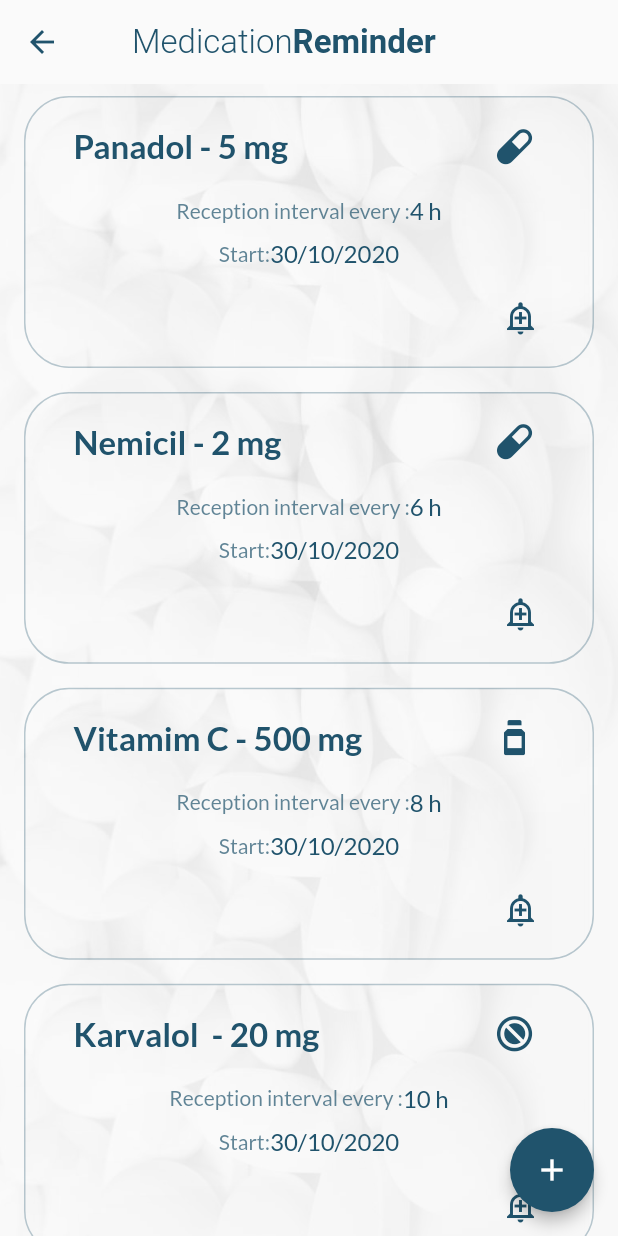
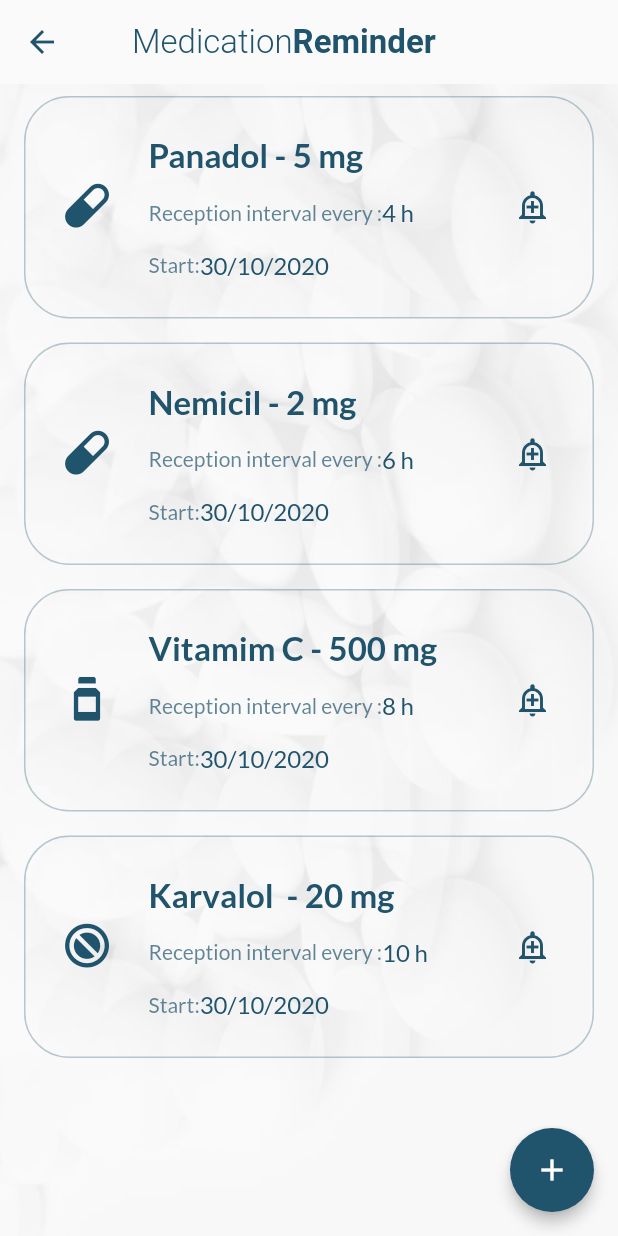
Before and after one commit to 19AK68/medical_reminder_app, a Flutter app: the HomePage screen opened directly, on a phone screen of 412 x 824 dp. Run offline on Flutter 3.47's test engine with Material 2 defaults, Android fonts, the phone set to English and light mode, and no system bars; our stand-ins replace firebase_auth; accounts and stored records are empty.

Commit message:
changed  layout card in home page

```diff
--- a/lib/page/home_page.dart
+++ b/lib/page/home_page.dart
@@ -83,7 +83,7 @@ class HomePage extends StatelessWidget {
 
   Widget buildCardInfo(HomeModel model, int index) {
     return Container(
-      height: h * 0.22,
+      height: h * 0.18,
       decoration: BoxDecoration(
           image: DecorationImage(
               image: AssetImage('assets/fon.jpg'),
@@ -96,32 +96,45 @@ class HomePage extends StatelessWidget {
       child:Padding(
         padding: EdgeInsets.symmetric(horizontal: UI.marginStandard, vertical: UI.marginStandardHalf),
         child: Column(
-          mainAxisAlignment: MainAxisAlignment.spaceBetween,
+          mainAxisAlignment: MainAxisAlignment.center,
+          children: [
+            Row(
+
               children: [
                 Padding(
-              padding:  EdgeInsets.symmetric(horizontal: UI.marginStandard,),
+                  padding: EdgeInsets.only(top: UI.marginStandardHalf),
+                  child: Icon(
+                    IconData(model.iconValue(model.medicalCard[index].type), fontFamily: "Ic"), //"GalleryIcons"
+                    size: 50 * UI.textScaleFactor,
+                    color:  primaryColor,
+                  ),
+                ),
+                Expanded(
+
+                  flex: 1,
+                  child: Padding(
+                    padding: EdgeInsets.only(left: 16, right: 8),
+                    child: Column(
+                      mainAxisAlignment: MainAxisAlignment.spaceBetween,
+
+                      children: [
+                        Padding(
+                          padding: EdgeInsets.only(top: UI.marginStandardHalf,bottom: UI.marginStandardHalf),
                           child: Row(
+                            //mainAxisAlignment: MainAxisAlignment.center,
                             children: [
                               Text(
                                 model.medicalCard[index].name + " - " + model.medicalCard[index].dosage + " mg" ,
                                 style: TextStyle(color: primaryColor, fontSize: 22 * UI.textScaleFactor, fontWeight:FontWeight.bold ),
                               ),
-                  Spacer(),
-                  Padding(
-                    padding: EdgeInsets.only(top:UI.marginStandardHalf),
-                    child: Icon(
-                      IconData(model.iconValue(model.medicalCard[index].type), fontFamily: "Ic"), //"GalleryIcons"
-                      size: 40 * UI.textScaleFactor,
-                      color:  primaryColor,
-                    ),
-                  )
                             ],
                           ),
                         ),
-            Row(
-              mainAxisAlignment: MainAxisAlignment.center,
+                        Padding(
+                          padding:  EdgeInsets.only(top: UI.marginStandardHalf,bottom: UI.marginStandardHalf),
+                          child: Row(
+                  //          mainAxisAlignment: MainAxisAlignment.center,
                             children: [
-
                               Text('Reception interval every :',
                                   style: TextStyle(
                                       color: primaryColor.withOpacity(0.7),
@@ -130,11 +143,13 @@ class HomePage extends StatelessWidget {
                                 style: TextStyle(
                                     color: primaryColor,
                                     fontSize: 16*UI.textScaleFactor),),
-
                             ],
                           ),
-            Row(
-              mainAxisAlignment: MainAxisAlignment.center,
+                        ),
+                        Padding(
+                          padding:  EdgeInsets.only(top: UI.marginStandardHalf,bottom: UI.marginStandardHalf),
+                          child: Row(
+                            //mainAxisAlignment: MainAxisAlignment.center,
                             children: [
                               Text(
                                   'Start:',
@@ -148,25 +163,97 @@ class HomePage extends StatelessWidget {
                                     color: primaryColor,
                                     fontSize: 16*UI.textScaleFactor),)
                             ],
+                          ),
+                        )
 
+                      ],
                     ),
-            Row(
-              children: [
-                Spacer(),
-                Padding(
-                  padding:  EdgeInsets.symmetric(horizontal: UI.marginStandardHalf),
-                  child: IconButton(icon: Icon(
+                  ),
+                ),
+                IconButton(
+                    icon: Icon(
                          model.medicalCard[index].isAlarm?
                          Icons.add_alert:Icons.add_alert_outlined,color: primaryColor,),
-                  onPressed:() {
-
-                    model.updateAlert(model.medicalCard[index].isAlarm,index);
-                  },),
+                    onPressed: null)
+              ],
             )
           ],
         ),
-          ],
-        ),
+        // child: Column(
+        //   mainAxisAlignment: MainAxisAlignment.spaceBetween,
+        //   children: [
+        //     Padding(
+        //       padding:  EdgeInsets.symmetric(horizontal: UI.marginStandard,),
+        //       child:
+        //
+        //       Row(
+        //         children: [
+        //           Text(
+        //             model.medicalCard[index].name + " - " + model.medicalCard[index].dosage + " mg" ,
+        //             style: TextStyle(color: primaryColor, fontSize: 22 * UI.textScaleFactor, fontWeight:FontWeight.bold ),
+        //           ),
+        //           Spacer(),
+        //           Padding(
+        //             padding: EdgeInsets.only(top:UI.marginStandardHalf),
+        //             child: Icon(
+        //               IconData(model.iconValue(model.medicalCard[index].type), fontFamily: "Ic"), //"GalleryIcons"
+        //               size: 40 * UI.textScaleFactor,
+        //               color:  primaryColor,
+        //             ),
+        //           )
+        //         ],
+        //       ),
+        //     ),
+        //     Row(
+        //       mainAxisAlignment: MainAxisAlignment.center,
+        //       children: [
+        //
+        //         Text('Reception interval every :',
+        //             style: TextStyle(
+        //                 color: primaryColor.withOpacity(0.7),
+        //                 fontSize: 14*UI.textScaleFactor)),
+        //         Text(model.medicalCard[index].interval + " h",
+        //           style: TextStyle(
+        //               color: primaryColor,
+        //               fontSize: 16*UI.textScaleFactor),),
+        //
+        //       ],
+        //     ),
+        //     Row(
+        //       mainAxisAlignment: MainAxisAlignment.center,
+        //       children: [
+        //         Text(
+        //             'Start:',
+        //             style:
+        //             TextStyle(
+        //                 color: primaryColor.withOpacity(0.7),
+        //                 fontSize: 14*UI.textScaleFactor)),
+        //         Text(
+        //           '${DateFormat('dd/MM/yyyy').format(model.medicalCard[index].startTime).toString()}',
+        //           style: TextStyle(
+        //               color: primaryColor,
+        //               fontSize: 16*UI.textScaleFactor),)
+        //       ],
+        //
+        //     ),
+        //     Row(
+        //       children: [
+        //         Spacer(),
+        //         Padding(
+        //           padding:  EdgeInsets.symmetric(horizontal: UI.marginStandardHalf),
+        //           child: IconButton(
+        //           icon: Icon(
+        //             model.medicalCard[index].isAlarm?
+        //             Icons.add_alert:Icons.add_alert_outlined,color: primaryColor,),
+        //           onPressed:() {
+        //
+        //             model.updateAlert(model.medicalCard[index].isAlarm,index);
+        //           },),
+        //         )
+        //       ],
+        //     ),
+        //   ],
+        // ),
       ),
 
 
```
Lines whose indentation alone changed are shown as unchanged.
